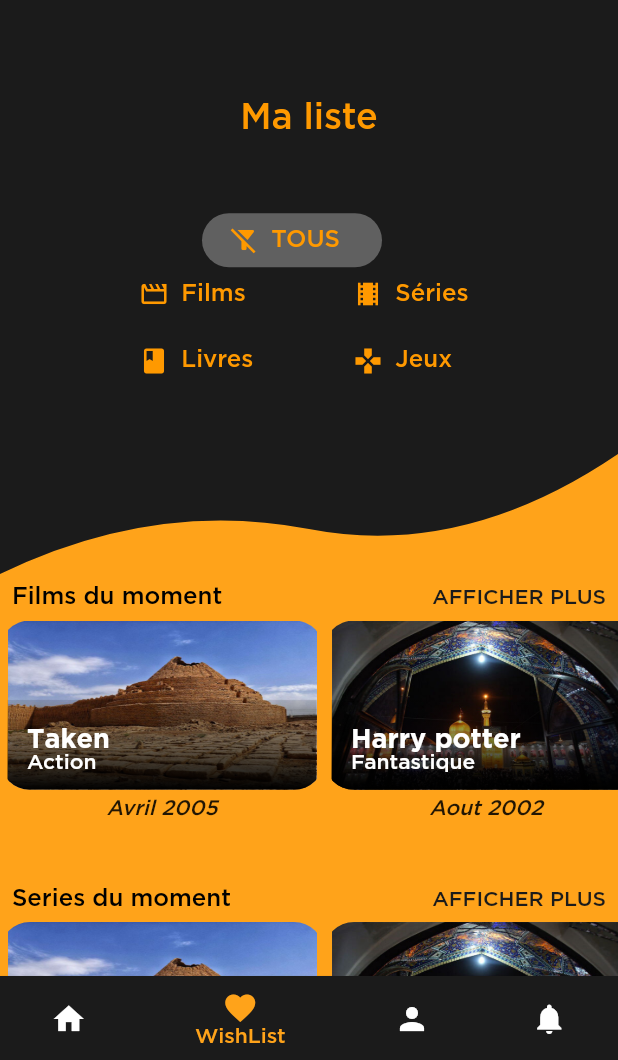
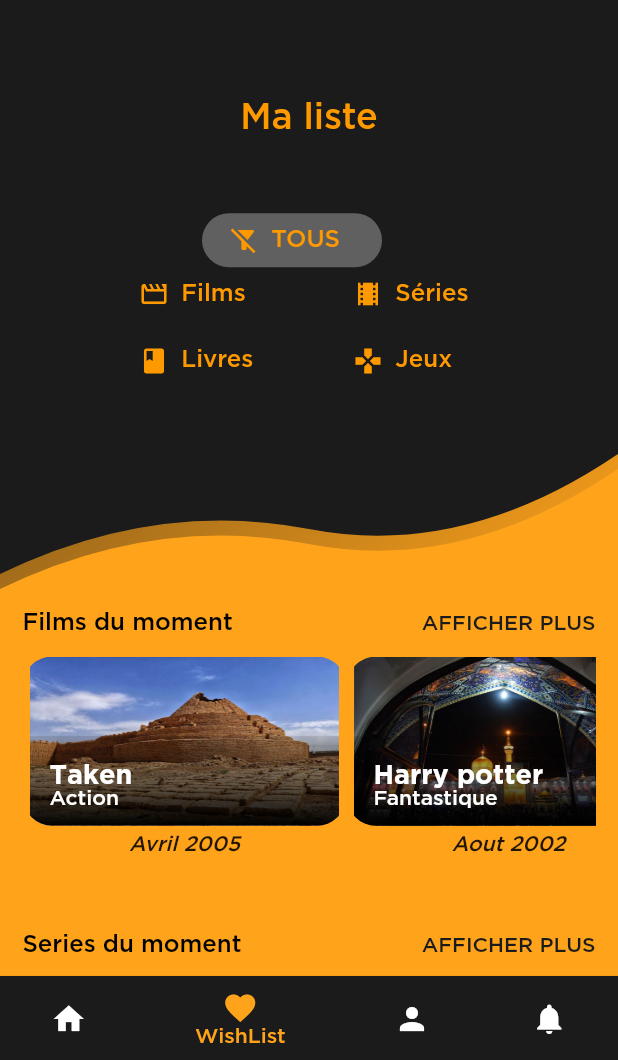
Before and after one commit to esgi-grp5/WishFlix, a Flutter app: the screen it shows after launch, item 2 of the bottom bar chosen, on a phone screen of 412 x 824 dp, the part 176-1236 px from its top. Run offline on Flutter 3.47's test engine with Material 2 defaults, Android fonts, the phone set to English and light mode, and no system bars.

Commit message:
Modification style bezier (courbe background) et padding sur toutes les pages

```diff
--- a/lib/WishList.dart
+++ b/lib/WishList.dart
@@ -36,16 +36,27 @@ class _WishListTop extends State<WishListTop> {
   Widget build(BuildContext context) {
     return Stack(
       children: <Widget>[
+        Opacity(
+          //semi red clippath with more height and with 0.5 opacity
+          opacity: 1,
+          child: ClipPath(
+            clipper: Clipper08(), //set our custom wave clipper
+            child: Container(
+              // color: HexColor("000000"),
+              decoration: BoxDecoration(
+                  gradient: LinearGradient(
+                      begin: Alignment.topLeft,
+                      end: Alignment.bottomRight,
+                      colors: [HexColor("1B1B1B"), HexColor("FFA31A")])),
+              height: height! * .65 < 460 ? height! * .65 : 510, //400
+            ),
+          ),
+        ),
         ClipPath(
           clipper: Clipper08(),
           child: Container(
+            color: HexColor("1B1B1B"),
             height: height! * .65 < 450 ? height! * .65 : 500, //400
-            //color: Colors.tealAccent,
-            decoration: BoxDecoration(
-                gradient: LinearGradient(colors: [
-              appTheme.primaryColor,
-              appTheme.secondaryHeaderColor
-            ])),
             child: Column(
               children: <Widget>[
                 SizedBox(
--- a/lib/main.dart
+++ b/lib/main.dart
@@ -149,16 +149,27 @@ class _HomeTop extends State<HomeTop> {
   Widget build(BuildContext context) {
     return Stack(
       children: <Widget>[
+        Opacity(
+          //semi red clippath with more height and with 0.5 opacity
+          opacity: 1,
+          child: ClipPath(
+            clipper: Clipper08(), //set our custom wave clipper
+            child: Container(
+              // color: HexColor("000000"),
+              decoration: BoxDecoration(
+                  gradient: LinearGradient(
+                      begin: Alignment.topLeft,
+                      end: Alignment.bottomRight,
+                      colors: [HexColor("1B1B1B"), HexColor("FFA31A")])),
+              height: height! * .65 < 460 ? height! * .65 : 510, //400
+            ),
+          ),
+        ),
         ClipPath(
           clipper: Clipper08(),
           child: Container(
+            color: HexColor("1B1B1B"),
             height: height! * .65 < 450 ? height! * .65 : 500, //400
-            //color: Colors.tealAccent,
-            decoration: BoxDecoration(
-                gradient: LinearGradient(colors: [
-              appTheme.primaryColor,
-              appTheme.secondaryHeaderColor
-            ])),
             child: Column(
               children: <Widget>[
                 SizedBox(
@@ -641,7 +652,7 @@ class _TrendingSectionState extends State<TrendingSection>
     return Column(
       children: <Widget>[
         Padding(
-          padding: const EdgeInsets.all(8.0),
+          padding: const EdgeInsets.all(15),
           child: Row(
             mainAxisSize: MainAxisSize.max,
             mainAxisAlignment: MainAxisAlignment.spaceBetween,
@@ -658,7 +669,9 @@ class _TrendingSectionState extends State<TrendingSection>
             ],
           ),
         ),
-        Container(
+        Padding(
+          padding: const EdgeInsets.symmetric(horizontal: 15),
+          child: Container(
             height: height! * .25 < 170 ? height! * .25 : 170,
             //height: height! * .25 < 300 ? height! * .25 : 300,
             // child:
@@ -671,6 +684,7 @@ class _TrendingSectionState extends State<TrendingSection>
                 itemCount: widget.list!.length,
                 scrollDirection: Axis.horizontal),
           ),
+        ),
       ],
     );
   }
```
Also changed, not shown: lib/Notifications.dart (+28 -12 lines). Lines whose indentation alone changed are shown as unchanged.
